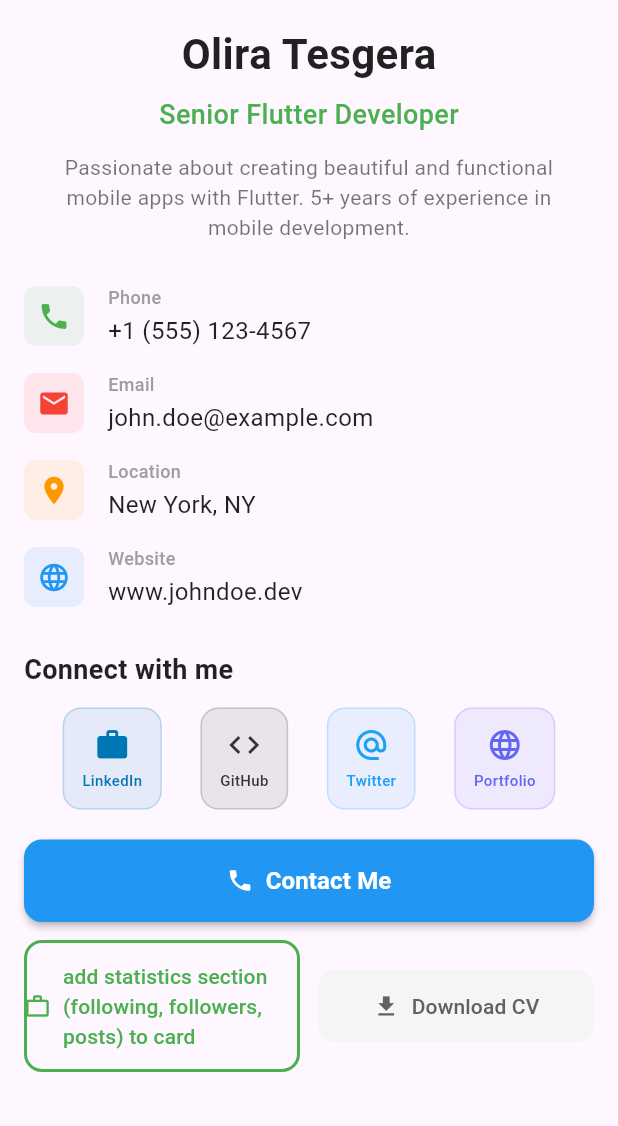
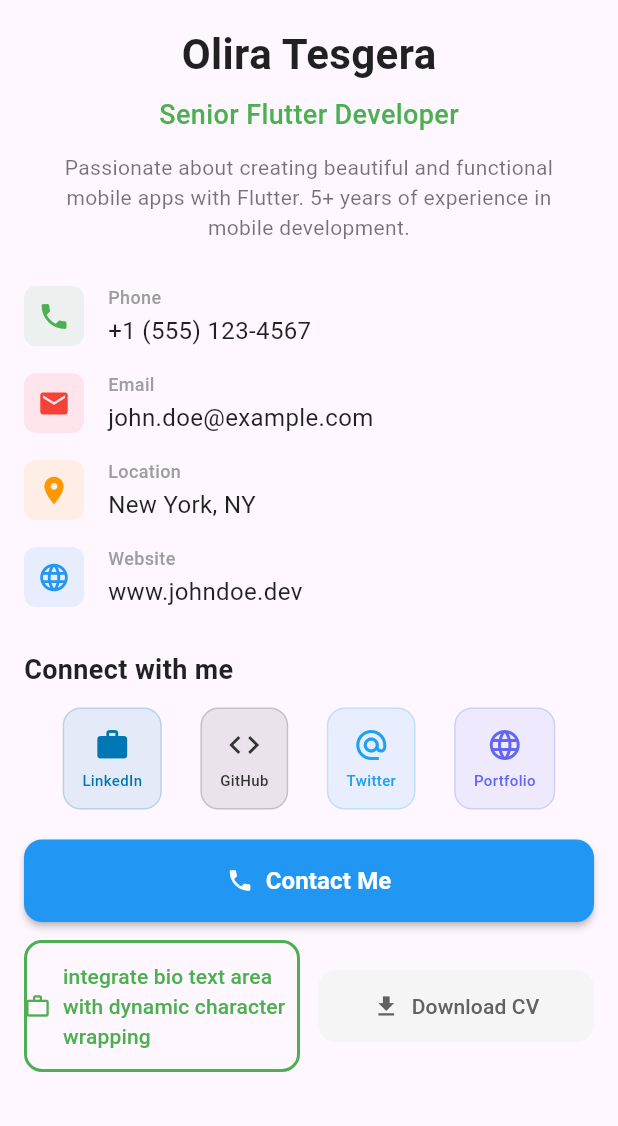
Before and after one commit to Olira1/Flutter, a Flutter app: the screen it shows after launch, scrolled down 119 dp, on a phone screen of 412 x 824 dp, the part 110-1236 px from its top. Run offline on Flutter 3.47's test engine with Material 3 defaults, Android fonts, the phone set to English and light mode, and no system bars; network calls fail.

```diff
--- a/Phase 2_Flutter_Fundamentals/hello_flutter/lib/widgets/action_buttons_section.dart
+++ b/Phase 2_Flutter_Fundamentals/hello_flutter/lib/widgets/action_buttons_section.dart
@@ -43,7 +43,7 @@ class ActionButtonsSection extends StatelessWidget {
                 onPressed: () => _handleHirePress(context),
                 icon: const Icon(Icons.work_outline),
                 label: const Text(
-                  'add statistics section (following, followers, posts) to card',
+                  'integrate bio text area with dynamic character wrapping',
                   style: TextStyle(fontWeight: FontWeight.w500),
                 ),
                 style: OutlinedButton.styleFrom(
```
